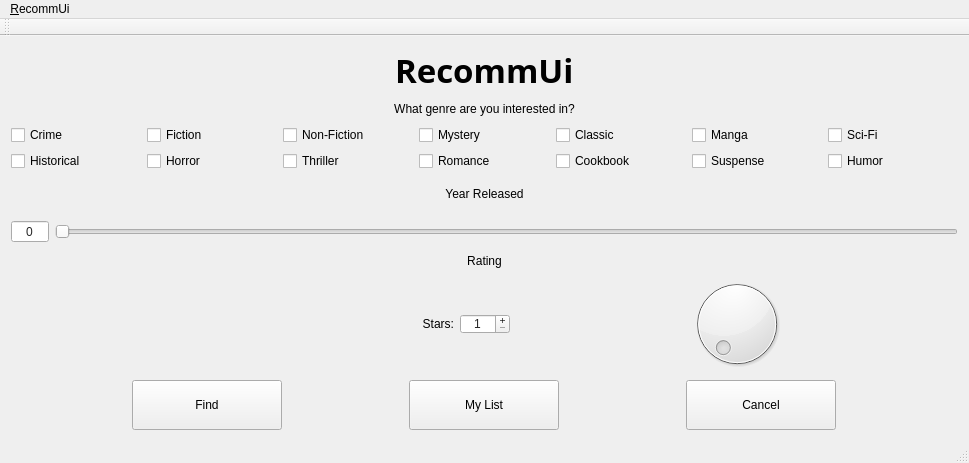
The window that choicewindow.ui (ameyrk99/rekt) describes before a commit, drawn with Qt 5.
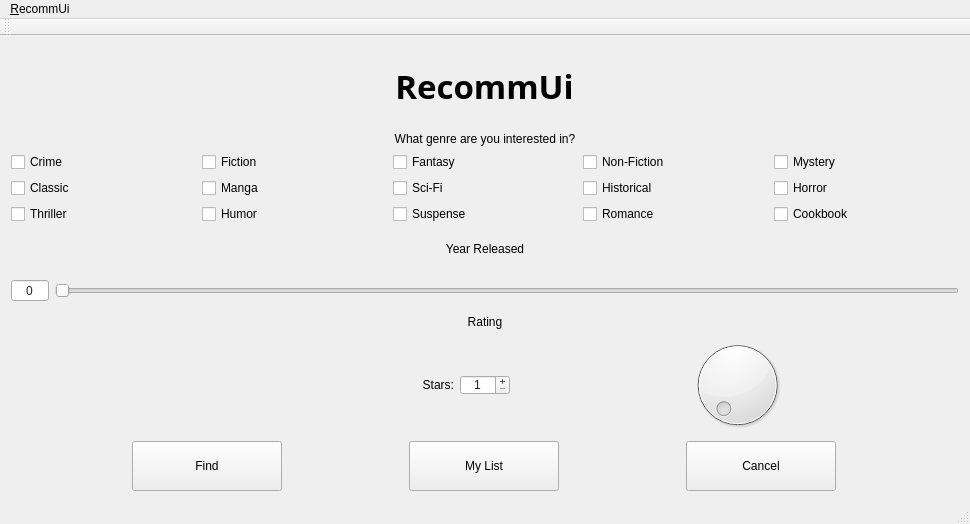
The same window after the commit.

Diff of the .ui file:
```diff
--- a/choicewindow.ui
+++ b/choicewindow.ui
@@ -6,8 +6,8 @@
    <rect>
     <x>0</x>
     <y>0</y>
-    <width>969</width>
-    <height>463</height>
+    <width>970</width>
+    <height>524</height>
    </rect>
   </property>
   <property name="palette">
@@ -51,8 +51,10 @@
    <string>ChoiceWindow</string>
   </property>
   <widget class="QWidget" name="centralWidget">
+   <layout class="QVBoxLayout" name="verticalLayout_5">
+    <item>
    <layout class="QVBoxLayout" name="verticalLayout_3">
-    <item alignment="Qt::AlignHCenter">
+      <item alignment="Qt::AlignHCenter|Qt::AlignVCenter">
      <widget class="QLabel" name="label">
       <property name="sizePolicy">
        <sizepolicy hsizetype="Maximum" vsizetype="Fixed">
@@ -80,6 +82,9 @@
       <property name="scaledContents">
        <bool>true</bool>
       </property>
+        <property name="alignment">
+         <set>Qt::AlignCenter</set>
+        </property>
      </widget>
     </item>
     <item>
@@ -95,7 +100,7 @@
        </widget>
       </item>
       <item>
-       <layout class="QHBoxLayout" name="horizontalLayout_2">
+         <layout class="QHBoxLayout" name="horizontalLayout">
         <item>
          <widget class="QCheckBox" name="genre_crime">
           <property name="text">
@@ -110,6 +115,13 @@
           </property>
          </widget>
         </item>
+          <item>
+           <widget class="QCheckBox" name="genre_fantasy">
+            <property name="text">
+             <string>Fantasy</string>
+            </property>
+           </widget>
+          </item>
         <item>
          <widget class="QCheckBox" name="genre_non_fiction">
           <property name="text">
@@ -124,6 +136,10 @@
           </property>
          </widget>
         </item>
+         </layout>
+        </item>
+        <item>
+         <layout class="QHBoxLayout" name="horizontalLayout_2">
         <item>
          <widget class="QCheckBox" name="genre_classic">
           <property name="text">
@@ -145,10 +161,6 @@
           </property>
          </widget>
         </item>
-       </layout>
-      </item>
-      <item>
-       <layout class="QHBoxLayout" name="horizontalLayout">
         <item>
          <widget class="QCheckBox" name="genre_historical">
           <property name="text">
@@ -163,6 +175,10 @@
           </property>
          </widget>
         </item>
+         </layout>
+        </item>
+        <item>
+         <layout class="QHBoxLayout" name="horizontalLayout_3">
         <item>
          <widget class="QCheckBox" name="genre_thriller">
           <property name="text">
@@ -170,6 +186,20 @@
           </property>
          </widget>
         </item>
+          <item>
+           <widget class="QCheckBox" name="genre_humor">
+            <property name="text">
+             <string>Humor</string>
+            </property>
+           </widget>
+          </item>
+          <item>
+           <widget class="QCheckBox" name="genre_suspense">
+            <property name="text">
+             <string>Suspense</string>
+            </property>
+           </widget>
+          </item>
         <item>
          <widget class="QCheckBox" name="genre_romance">
           <property name="text">
@@ -184,20 +214,6 @@
           </property>
          </widget>
         </item>
-        <item>
-         <widget class="QCheckBox" name="genre_suspense">
-          <property name="text">
-           <string>Suspense</string>
-          </property>
-         </widget>
-        </item>
-        <item>
-         <widget class="QCheckBox" name="genre_humor">
-          <property name="text">
-           <string>Humor</string>
-          </property>
-         </widget>
-        </item>
        </layout>
       </item>
      </layout>
@@ -485,14 +501,16 @@
      </layout>
     </item>
    </layout>
+    </item>
+   </layout>
   </widget>
   <widget class="QMenuBar" name="menuBar">
    <property name="geometry">
     <rect>
      <x>0</x>
      <y>0</y>
-     <width>969</width>
-     <height>26</height>
+     <width>970</width>
+     <height>22</height>
     </rect>
    </property>
    <widget class="QMenu" name="menuRecommUi">
```
Lines whose indentation alone changed are shown as unchanged.
